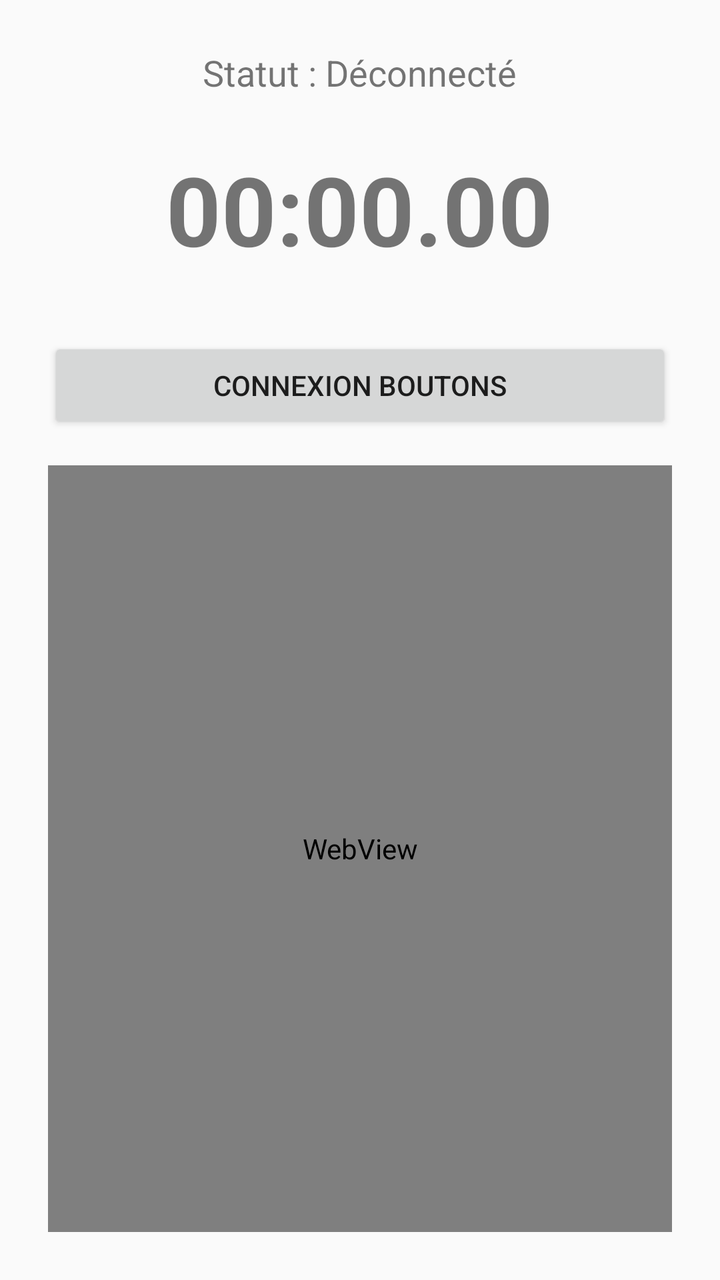
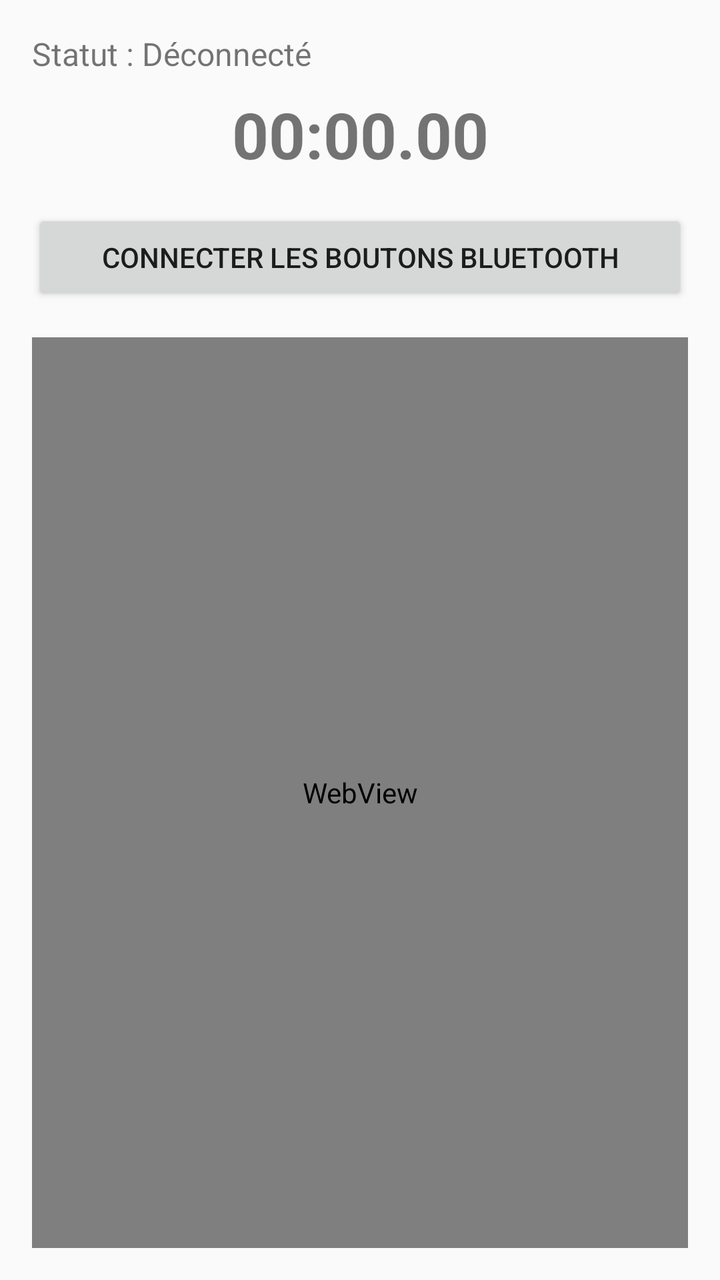

Before-and-after screenshots of an Android layout around one commit, followed by the original layout XML and the change that was made.
<!-- AndroidManifest.xml: application theme Theme.AppCompat.Light.DarkActionBar -->
<!-- res/layout/activity_main.xml -->
<?xml version="1.0" encoding="utf-8"?>
<LinearLayout xmlns:android="http://schemas.android.com/apk/res/android"
    android:layout_width="match_parent"
    android:layout_height="match_parent"
    android:orientation="vertical"
    android:padding="24dp"
    android:gravity="center">

    <TextView
        android:id="@+id/txtStatus"
        android:text="Statut : Déconnecté"
        android:textSize="18sp"
        android:layout_width="wrap_content"
        android:layout_height="wrap_content"
        android:layout_marginBottom="24dp"/>

    <TextView
        android:id="@+id/txtChrono"
        android:text="00:00.00"
        android:textSize="48sp"
        android:textStyle="bold"
        android:layout_width="wrap_content"
        android:layout_height="wrap_content"
        android:layout_marginBottom="32dp"/>

    <Button
        android:id="@+id/btnConnect"
        android:text="Connexion Boutons"
        android:layout_width="match_parent"
        android:layout_height="wrap_content"
        android:layout_marginBottom="16dp"/>

    <WebView
        android:id="@+id/webView"
        android:layout_width="match_parent"
        android:layout_height="0dp"
        android:layout_weight="1"/>

</LinearLayout>
<!-- resources referenced by this layout -->
<resources>

</resources>

<!-- the commit's change to res/layout/activity_main.xml (unified diff, before → after) -->
@@ -3,31 +3,31 @@
     android:layout_width="match_parent"
     android:layout_height="match_parent"
     android:orientation="vertical"
-    android:padding="24dp"
-    android:gravity="center">
+    android:padding="16dp">
 
     <TextView
         android:id="@+id/txtStatus"
+        android:layout_width="match_parent"
+        android:layout_height="wrap_content"
         android:text="Statut : Déconnecté"
-        android:textSize="18sp"
-        android:layout_width="wrap_content"
-        android:layout_height="wrap_content"
-        android:layout_marginBottom="24dp"/>
+        android:textSize="16sp"
+        android:paddingBottom="8dp"/>
 
     <TextView
         android:id="@+id/txtChrono"
+        android:layout_width="match_parent"
+        android:layout_height="wrap_content"
         android:text="00:00.00"
-        android:textSize="48sp"
+        android:textSize="32sp"
         android:textStyle="bold"
-        android:layout_width="wrap_content"
-        android:layout_height="wrap_content"
-        android:layout_marginBottom="32dp"/>
+        android:gravity="center"
+        android:paddingBottom="16dp"/>
 
     <Button
         android:id="@+id/btnConnect"
-        android:text="Connexion Boutons"
         android:layout_width="match_parent"
         android:layout_height="wrap_content"
+        android:text="Connecter les boutons Bluetooth"
         android:layout_marginBottom="16dp"/>
 
     <WebView
